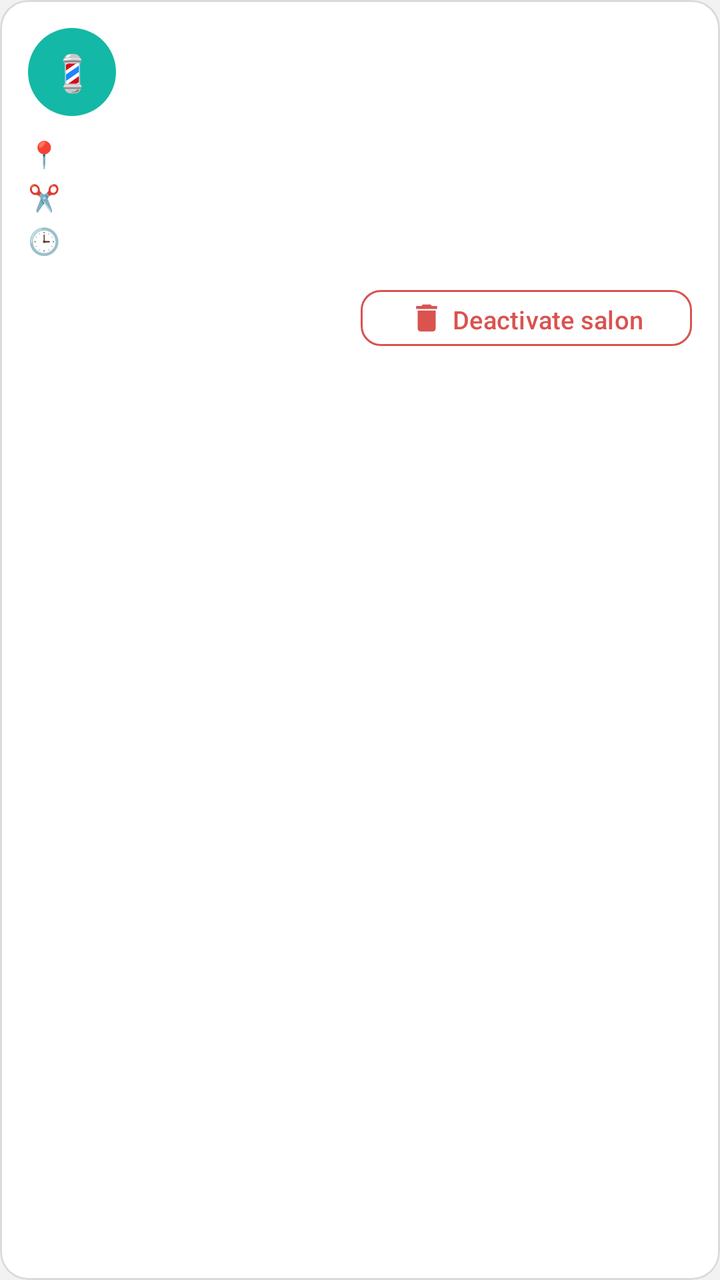
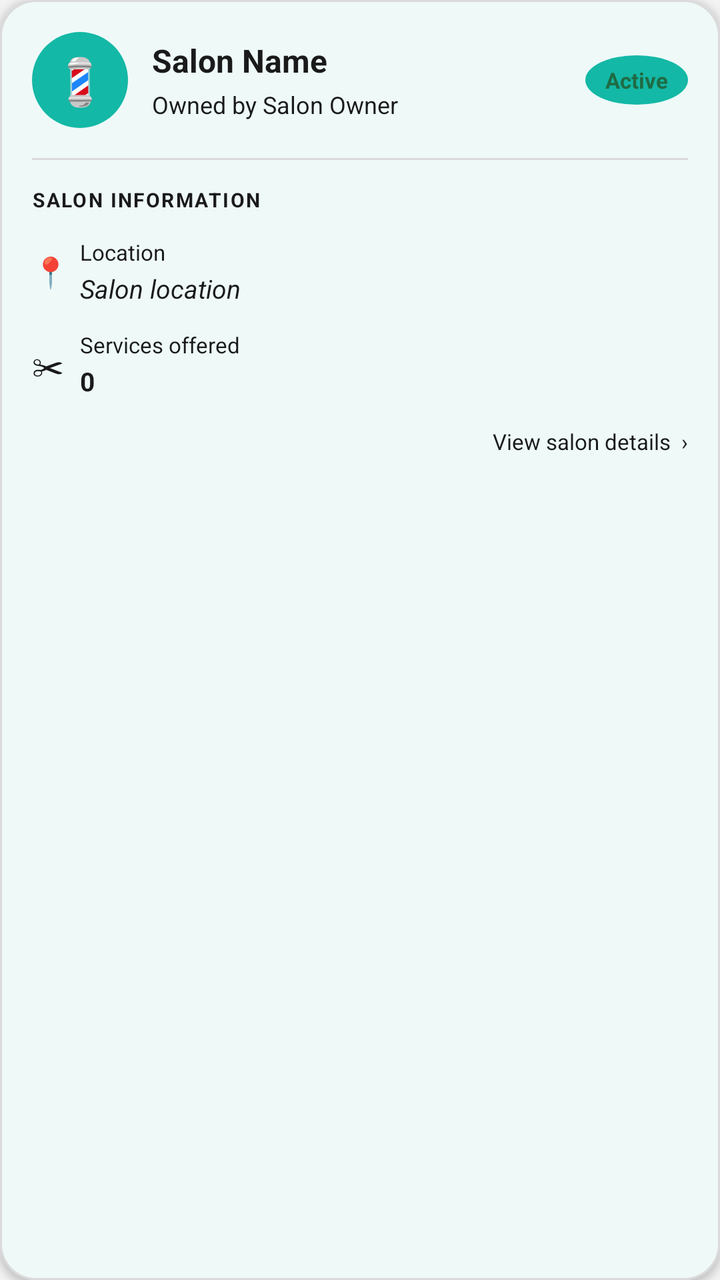

An Android layout rendered at two revisions. The XML below is the earlier revision; the diff shows what the commit changed to produce the second picture.
<!-- AndroidManifest.xml: application theme Theme.HairGo -->
<!-- res/layout/admin_item_salon.xml -->
<?xml version="1.0" encoding="utf-8"?>
<com.google.android.material.card.MaterialCardView xmlns:android="http://schemas.android.com/apk/res/android"
    xmlns:app="http://schemas.android.com/apk/res-auto"
    android:layout_width="match_parent"
    android:layout_height="wrap_content"
    android:layout_marginBottom="12dp"
    app:cardBackgroundColor="@color/surface"
    app:cardCornerRadius="14dp"
    app:strokeColor="@color/input_border"
    app:strokeWidth="1dp"
    app:cardElevation="0dp">

    <LinearLayout
        android:layout_width="match_parent"
        android:layout_height="wrap_content"
        android:orientation="vertical"
        android:padding="14dp">

        <LinearLayout
            android:layout_width="match_parent"
            android:layout_height="wrap_content"
            android:orientation="horizontal"
            android:gravity="center_vertical"
            android:layout_marginBottom="10dp">

            <TextView
                android:layout_width="44dp"
                android:layout_height="44dp"
                android:background="@drawable/bg_circle_teal"
                android:gravity="center"
                android:text="💈"
                android:textSize="18sp"/>

            <LinearLayout
                android:layout_width="0dp"
                android:layout_weight="1"
                android:layout_height="wrap_content"
                android:orientation="vertical"
                android:paddingHorizontal="12dp">

                <TextView
                    android:id="@+id/tvSalonName"
                    android:layout_width="wrap_content"
                    android:layout_height="wrap_content"
                    android:textSize="15sp"
                    android:textStyle="bold"
                    android:textColor="@color/text_primary"/>

                <TextView
                    android:id="@+id/tvSalonOwner"
                    android:layout_width="wrap_content"
                    android:layout_height="wrap_content"
                    android:textSize="12sp"
                    android:textColor="@color/text_primary"/>
            </LinearLayout>
        </LinearLayout>

        <LinearLayout
            android:layout_width="match_parent"
            android:layout_height="wrap_content"
            android:orientation="horizontal"
            android:layout_marginBottom="4dp">

            <TextView
                android:layout_width="24dp"
                android:layout_height="wrap_content"
                android:text="📍"
                android:textSize="13sp"/>

            <TextView
                android:id="@+id/tvSalonAreaValue"
                android:layout_width="0dp"
                android:layout_weight="1"
                android:layout_height="wrap_content"
                android:textSize="13sp"
                android:textColor="@color/text_primary"/>
        </LinearLayout>

        <LinearLayout
            android:layout_width="match_parent"
            android:layout_height="wrap_content"
            android:orientation="horizontal"
            android:layout_marginBottom="4dp">

            <TextView
                android:layout_width="24dp"
                android:layout_height="wrap_content"
                android:text="✂️"
                android:textSize="13sp"/>

            <TextView
                android:id="@+id/tvSalonStaffValue"
                android:layout_width="0dp"
                android:layout_weight="1"
                android:layout_height="wrap_content"
                android:textSize="13sp"
                android:textColor="@color/text_primary"/>
        </LinearLayout>

        <LinearLayout
            android:layout_width="match_parent"
            android:layout_height="wrap_content"
            android:orientation="horizontal"
            android:layout_marginBottom="12dp">

            <TextView
                android:layout_width="24dp"
                android:layout_height="wrap_content"
                android:text="🕒"
                android:textSize="13sp"/>

            <TextView
                android:id="@+id/tvSalonHoursValue"
                android:layout_width="0dp"
                android:layout_weight="1"
                android:layout_height="wrap_content"
                android:textSize="13sp"
                android:textColor="@color/text_primary"/>
        </LinearLayout>

        <com.google.android.material.button.MaterialButton
            android:id="@+id/btnDeactivateSalon"
            style="@style/Widget.Material3.Button.OutlinedButton"
            android:layout_width="wrap_content"
            android:layout_height="36dp"
            android:layout_gravity="end"
            android:text="@string/admin_action_deactivate_salon"
            android:textAllCaps="false"
            android:textSize="12.5sp"
            app:icon="@drawable/ic_delete"
            app:iconTint="@color/error"
            app:cornerRadius="10dp"
            app:strokeColor="@color/error"
            android:textColor="@color/error"/>

    </LinearLayout>
</com.google.android.material.card.MaterialCardView>
<!-- resources referenced by this layout -->
<resources>
  <color name="error">#D9534F</color>
  <color name="input_border">#DADADA</color>
  <color name="surface">#FFFFFF</color>
  <color name="text_primary">#1A1A1A</color>
  <!-- drawable bg_circle_teal (drawable) -->
  <?xml version="1.0" encoding="utf-8"?>
  <shape xmlns:android="http://schemas.android.com/apk/res/android"
      android:shape="oval">
      <solid android:color="@color/teal" />
  </shape>
  <!-- drawable ic_delete (drawable) -->
  <?xml version="1.0" encoding="utf-8"?>
  <vector xmlns:android="http://schemas.android.com/apk/res/android"
      android:width="20dp" android:height="20dp"
      android:viewportWidth="24" android:viewportHeight="24">
      <path android:fillColor="@color/error" android:pathData="M6,19c0,1.1 0.9,2 2,2h8c1.1,0 2,-0.9 2,-2V7H6v12zM19,4h-3.5l-1,-1h-5l-1,1H5v2h14V4z"/>
  </vector>
  <string name="admin_action_deactivate_salon">Deactivate salon</string>
  <style name="Theme.HairGo" parent="Base.Theme.HairGo">
          <item name="snackbarStyle">@style/Widget.HairGo.Snackbar</item>
      </style>
  <color name="teal">#14B8A6</color>
  <style name="Base.Theme.HairGo" parent="Theme.Material3.DayNight.NoActionBar">
          <item name="colorPrimary">@color/teal</item>
          <item name="colorOnPrimary">@color/white</item>
          <item name="colorSurface">@color/surface</item>
          <item name="colorOnSurface">@color/text_primary</item>
          <item name="colorSurfaceVariant">@color/grey_light</item>
          <item name="colorOnSurfaceVariant">@color/text_primary</item>
          <item name="colorOutline">@color/grey_border</item>
          <item name="android:colorBackground">@color/grey_light</item>
      </style>
  <style name="Widget.HairGo.Snackbar" parent="Widget.Material3.Snackbar">
          <item name="backgroundTint">@color/navy</item>
          <item name="android:textColor">@color/white</item>
          <item name="shapeAppearanceOverlay">@style/ShapeAppearanceOverlay.HairGo_Snackbar</item>
      </style>
  <color name="white">#FFFFFF</color>
  <color name="grey_light">#F2F2F2</color>
  <color name="grey_border">#E0E0E0</color>
  <color name="navy">#1B2A4A</color>
  <style name="ShapeAppearanceOverlay.HairGo_Snackbar" parent="">
          <item name="cornerFamily">rounded</item>
          <item name="cornerSize">16dp</item>
      </style>
</resources>

<!-- the commit's change to res/layout/admin_item_salon.xml (unified diff, before → after) -->
@@ -1,137 +1,200 @@
 <?xml version="1.0" encoding="utf-8"?>
-<com.google.android.material.card.MaterialCardView xmlns:android="http://schemas.android.com/apk/res/android"
+<com.google.android.material.card.MaterialCardView
+    xmlns:android="http://schemas.android.com/apk/res/android"
     xmlns:app="http://schemas.android.com/apk/res-auto"
     android:layout_width="match_parent"
     android:layout_height="wrap_content"
-    android:layout_marginBottom="12dp"
+    android:layout_marginHorizontal="16dp"
+    android:layout_marginVertical="7dp"
+    android:clickable="true"
+    android:focusable="true"
     app:cardBackgroundColor="@color/surface"
-    app:cardCornerRadius="14dp"
+    app:cardCornerRadius="18dp"
+    app:cardElevation="2dp"
     app:strokeColor="@color/input_border"
-    app:strokeWidth="1dp"
-    app:cardElevation="0dp">
+    app:strokeWidth="1dp">
 
     <LinearLayout
         android:layout_width="match_parent"
         android:layout_height="wrap_content"
         android:orientation="vertical"
-        android:padding="14dp">
-
+        android:padding="16dp">
+
+        
         <LinearLayout
             android:layout_width="match_parent"
             android:layout_height="wrap_content"
-            android:orientation="horizontal"
             android:gravity="center_vertical"
-            android:layout_marginBottom="10dp">
+            android:orientation="horizontal">
 
             <TextView
-                android:layout_width="44dp"
-                android:layout_height="44dp"
+                android:id="@+id/tvSalonAvatar"
+                android:layout_width="48dp"
+                android:layout_height="48dp"
                 android:background="@drawable/bg_circle_teal"
                 android:gravity="center"
                 android:text="💈"
-                android:textSize="18sp"/>
+                android:textSize="23sp" />
 
             <LinearLayout
                 android:layout_width="0dp"
+                android:layout_height="wrap_content"
+                android:layout_marginStart="12dp"
                 android:layout_weight="1"
-                android:layout_height="wrap_content"
-                android:orientation="vertical"
-                android:paddingHorizontal="12dp">
+                android:orientation="vertical">
 
                 <TextView
                     android:id="@+id/tvSalonName"
-                    android:layout_width="wrap_content"
-                    android:layout_height="wrap_content"
-                    android:textSize="15sp"
-                    android:textStyle="bold"
-                    android:textColor="@color/text_primary"/>
+                    android:layout_width="match_parent"
+                    android:layout_height="wrap_content"
+                    android:ellipsize="end"
+                    android:maxLines="1"
+                    android:text="Salon Name"
+                    android:textColor="@color/text_primary"
+                    android:textSize="16sp"
+                    android:textStyle="bold" />
 
                 <TextView
                     android:id="@+id/tvSalonOwner"
-                    android:layout_width="wrap_content"
-                    android:layout_height="wrap_content"
-                    android:textSize="12sp"
-                    android:textColor="@color/text_primary"/>
+                    android:layout_width="match_parent"
+                    android:layout_height="wrap_content"
+                    android:layout_marginTop="3dp"
+                    android:ellipsize="end"
+                    android:maxLines="1"
+                    android:text="Owned by Salon Owner"
+                    android:textColor="@color/text_primary"
+                    android:textSize="12sp" />
+
             </LinearLayout>
-        </LinearLayout>
-
-        <LinearLayout
-            android:layout_width="match_parent"
-            android:layout_height="wrap_content"
-            android:orientation="horizontal"
-            android:layout_marginBottom="4dp">
-
-            <TextView
-                android:layout_width="24dp"
-                android:layout_height="wrap_content"
-                android:text="📍"
-                android:textSize="13sp"/>
-
-            <TextView
-                android:id="@+id/tvSalonAreaValue"
-                android:layout_width="0dp"
-                android:layout_weight="1"
-                android:layout_height="wrap_content"
-                android:textSize="13sp"
-                android:textColor="@color/text_primary"/>
-        </LinearLayout>
-
-        <LinearLayout
-            android:layout_width="match_parent"
-            android:layout_height="wrap_content"
-            android:orientation="horizontal"
-            android:layout_marginBottom="4dp">
-
-            <TextView
-                android:layout_width="24dp"
-                android:layout_height="wrap_content"
-                android:text="✂️"
-                android:textSize="13sp"/>
-
-            <TextView
-                android:id="@+id/tvSalonStaffValue"
-                android:layout_width="0dp"
-                android:layout_weight="1"
-                android:layout_height="wrap_content"
-                android:textSize="13sp"
-                android:textColor="@color/text_primary"/>
-        </LinearLayout>
-
-        <LinearLayout
-            android:layout_width="match_parent"
-            android:layout_height="wrap_content"
-            android:orientation="horizontal"
-            android:layout_marginBottom="12dp">
-
-            <TextView
-                android:layout_width="24dp"
-                android:layout_height="wrap_content"
-                android:text="🕒"
-                android:textSize="13sp"/>
 
             <TextView
                 android:id="@+id/tvSalonHoursValue"
-                android:layout_width="0dp"
-                android:layout_weight="1"
-                android:layout_height="wrap_content"
-                android:textSize="13sp"
-                android:textColor="@color/text_primary"/>
+                android:layout_width="wrap_content"
+                android:layout_height="wrap_content"
+                android:background="@drawable/bg_circle_teal"
+                android:paddingHorizontal="10dp"
+                android:paddingVertical="5dp"
+                android:text="Active"
+                android:textColor="@color/success_dark"
+                android:textSize="11sp"
+                android:textStyle="bold" />
+
         </LinearLayout>
 
-        <com.google.android.material.button.MaterialButton
-            android:id="@+id/btnDeactivateSalon"
-            style="@style/Widget.Material3.Button.OutlinedButton"
-            android:layout_width="wrap_content"
-            android:layout_height="36dp"
-            android:layout_gravity="end"
-            android:text="@string/admin_action_deactivate_salon"
-            android:textAllCaps="false"
-            android:textSize="12.5sp"
-            app:icon="@drawable/ic_delete"
-            app:iconTint="@color/error"
-            app:cornerRadius="10dp"
-            app:strokeColor="@color/error"
-            android:textColor="@color/error"/>
+        
+        <View
+            android:layout_width="match_parent"
+            android:layout_height="1dp"
+            android:layout_marginTop="15dp"
+            android:layout_marginBottom="13dp"
+            android:background="@color/input_border" />
+
+        
+        <LinearLayout
+            android:layout_width="match_parent"
+            android:layout_height="wrap_content"
+            android:orientation="vertical">
+
+            <TextView
+                android:layout_width="wrap_content"
+                android:layout_height="wrap_content"
+                android:text="SALON INFORMATION"
+                android:textColor="@color/text_primary"
+                android:textSize="10sp"
+                android:textStyle="bold"
+                android:letterSpacing="0.08" />
+
+            <LinearLayout
+                android:layout_width="match_parent"
+                android:layout_height="wrap_content"
+                android:layout_marginTop="12dp"
+                android:gravity="center_vertical"
+                android:orientation="horizontal">
+
+                <TextView
+                    android:layout_width="24dp"
+                    android:layout_height="wrap_content"
+                    android:text="📍"
+                    android:textSize="15sp" />
+
+                <LinearLayout
+                    android:layout_width="0dp"
+                    android:layout_height="wrap_content"
+                    android:layout_weight="1"
+                    android:orientation="vertical">
+
+                    <TextView
+                        android:layout_width="wrap_content"
+                        android:layout_height="wrap_content"
+                        android:text="Location"
+                        android:textColor="@color/text_primary"
+                        android:textSize="11sp" />
+
+                    <TextView
+                        android:id="@+id/tvSalonAreaValue"
+                        android:layout_width="match_parent"
+                        android:layout_height="wrap_content"
+                        android:layout_marginTop="2dp"
+                        android:text="Salon location"
+                        android:textColor="@color/text_primary"
+                        android:textSize="13sp"
+                        android:textStyle="italic" />
+                </LinearLayout>
+
+            </LinearLayout>
+
+            <LinearLayout
+                android:layout_width="match_parent"
+                android:layout_height="wrap_content"
+                android:layout_marginTop="12dp"
+                android:gravity="center_vertical"
+                android:orientation="horizontal">
+
+                <TextView
+                    android:layout_width="24dp"
+                    android:layout_height="wrap_content"
+                    android:text="✂"
+                    android:textColor="@color/text_primary"
+                    android:textSize="15sp" />
+
+                <LinearLayout
+                    android:layout_width="0dp"
+                    android:layout_height="wrap_content"
+                    android:layout_weight="1"
+                    android:orientation="vertical">
+
+                    <TextView
+                        android:layout_width="wrap_content"
+                        android:layout_height="wrap_content"
+                        android:text="Services offered"
+                        android:textColor="@color/text_primary"
+                        android:textSize="11sp" />
+
+                    <TextView
+                        android:id="@+id/tvSalonStaffValue"
+                        android:layout_width="wrap_content"
+                        android:layout_height="wrap_content"
+                        android:layout_marginTop="2dp"
+                        android:text="0"
+                        android:textColor="@color/text_primary"
+                        android:textSize="13sp"
+                        android:textStyle="bold" />
+                </LinearLayout>
+
+            </LinearLayout>
+
+        </LinearLayout>
+
+        
+        <TextView
+            android:layout_width="match_parent"
+            android:layout_height="wrap_content"
+            android:layout_marginTop="14dp"
+            android:gravity="end"
+            android:text="View salon details  ›"
+            android:textColor="@color/text_primary"
+            android:textSize="11sp" />
 
     </LinearLayout>
+
 </com.google.android.material.card.MaterialCardView>
<!-- resource entries referenced after the edit -->
@@ -1,7 +1,7 @@
 <!-- resources referenced by this layout -->
 <resources>
-  <color name="error">#D9534F</color>
   <color name="input_border">#DADADA</color>
+  <color name="success_dark">#1F6B44</color>
   <color name="surface">#FFFFFF</color>
   <color name="text_primary">#1A1A1A</color>
   <!-- drawable bg_circle_teal (drawable) -->
@@ -10,14 +10,6 @@
       android:shape="oval">
       <solid android:color="@color/teal" />
   </shape>
-  <!-- drawable ic_delete (drawable) -->
-  <?xml version="1.0" encoding="utf-8"?>
-  <vector xmlns:android="http://schemas.android.com/apk/res/android"
-      android:width="20dp" android:height="20dp"
-      android:viewportWidth="24" android:viewportHeight="24">
-      <path android:fillColor="@color/error" android:pathData="M6,19c0,1.1 0.9,2 2,2h8c1.1,0 2,-0.9 2,-2V7H6v12zM19,4h-3.5l-1,-1h-5l-1,1H5v2h14V4z"/>
-  </vector>
-  <string name="admin_action_deactivate_salon">Deactivate salon</string>
   <style name="Theme.HairGo" parent="Base.Theme.HairGo">
           <item name="snackbarStyle">@style/Widget.HairGo.Snackbar</item>
       </style>
